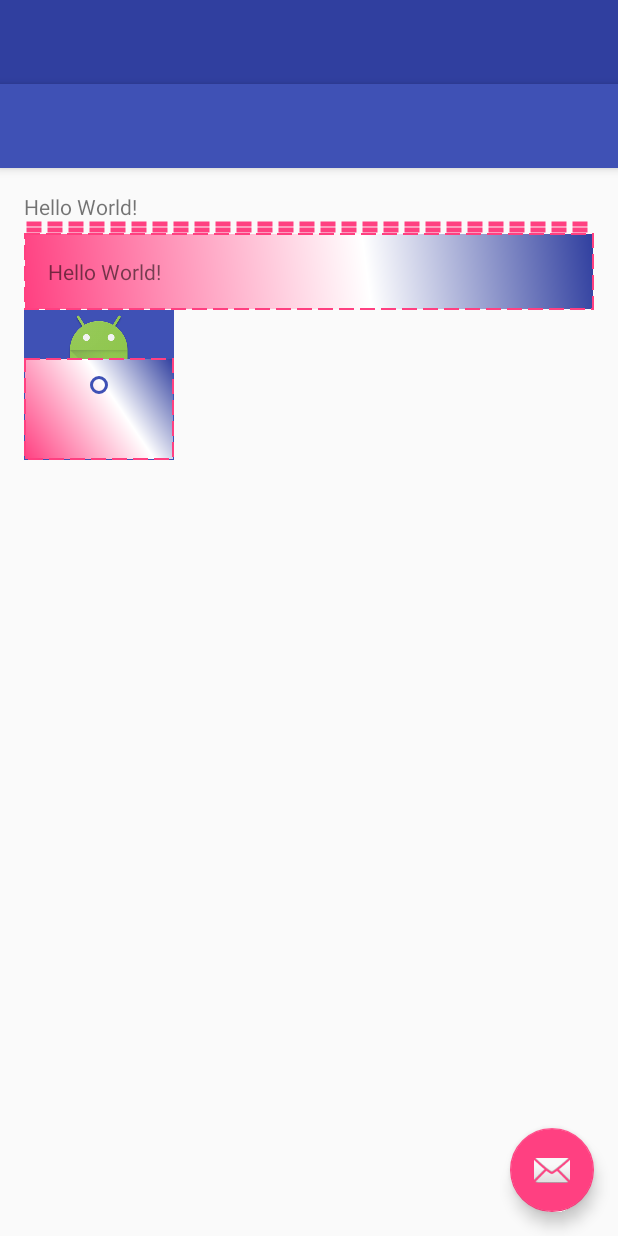
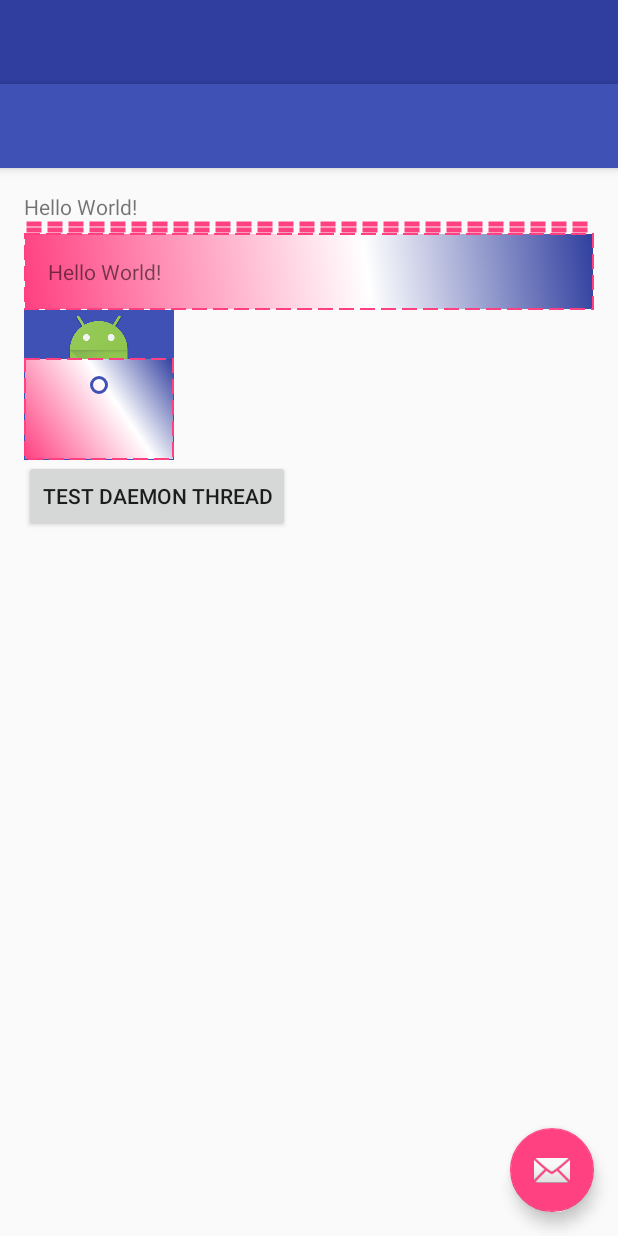
Before and after one commit to blackfrogxxoo/MyAndroidToolbox, an Android app: the layout activity_main.xml on its own in the app's theme, with its tools: preview values and no code run, on a phone screen of 412 x 824 dp. Run offline under Robolectric (Android 15) with nearby library versions, the light colour scheme and no system bars.

Commit message:
Daemon Thread测试：不能用于Android中的线程终止。

```diff
--- a/app/build.gradle
+++ b/app/build.gradle
@@ -32,4 +32,7 @@ dependencies {
     // Rx
     compile 'io.reactivex:rxjava:1.1.8'
     compile 'io.reactivex:rxandroid:1.2.1'
+    // mosby
+    compile 'com.hannesdorfmann.mosby:mvp:2.0.1'
+    compile 'com.hannesdorfmann.mosby:viewstate:2.0.1' // optional viewstate feature
 }
--- a/app/src/main/java/org/wxc/myandroidtoolbox/MainActivity.java
+++ b/app/src/main/java/org/wxc/myandroidtoolbox/MainActivity.java
@@ -16,6 +16,8 @@ import android.view.View;
 
 import org.wxc.myandroidtoolbox.ble.BleActivity;
 import org.wxc.myandroidtoolbox.ipc.ModelParcelable;
+
+import java.util.concurrent.TimeUnit;
 
 public class MainActivity extends AppCompatActivity
         implements NavigationView.OnNavigationItemSelectedListener {
@@ -116,4 +118,31 @@ public class MainActivity extends AppCompatActivity
         drawer.closeDrawer(GravityCompat.START);
         return true;
     }
+
+    public void testDaemonThread(View view) {
+        // 事实证明，只是通过back退出app后，所谓的daemon线程仍然在运行
+        // standard Java shutdown hooks are not guaranteed on this platform
+        startThread(true);
+        startThread(false);
+    }
+
+    private void startThread(boolean isDaemon) {
+        String name = isDaemon ? "Test daemon" : "Test not daemon";
+        Thread thead = new Thread(name){
+            @Override
+            public void run() {
+                while (true) {
+                    try {
+                        TimeUnit.MILLISECONDS.sleep(1000);
+                    } catch (InterruptedException e) {
+                        e.printStackTrace();
+                    }
+                    Log.i(TAG, "run: " + this);
+                }
+            }
+        };
+
+        thead.setDaemon(isDaemon);
+        thead.start();
+    }
 }
--- a/app/src/main/res/layout/content_main.xml
+++ b/app/src/main/res/layout/content_main.xml
@@ -40,4 +40,10 @@
         android:layout_width="100dp"
         android:layout_height="100dp"
         android:background="@drawable/sample_layer" />
+
+    <Button
+        android:layout_width="wrap_content"
+        android:layout_height="wrap_content"
+        android:text="Test Daemon Thread"
+        android:onClick="testDaemonThread"/>
 </LinearLayout>
--- a/build.gradle
+++ b/build.gradle
@@ -5,7 +5,7 @@ buildscript {
         jcenter()
     }
     dependencies {
-        classpath 'com.android.tools.build:gradle:2.2.0'
+        classpath 'com.android.tools.build:gradle:2.2.2'
 
         // NOTE: Do not place your application dependencies here; they belong
         // in the individual module build.gradle files
--- a/gradle.properties
+++ b/gradle.properties
@@ -16,3 +16,5 @@
 # This option should only be used with decoupled projects. More details, visit
 # http://www.gradle.org/docs/current/userguide/multi_project_builds.html#sec:decoupled_projects
 # org.gradle.parallel=true
+org.gradle.configureondemand=true
+org.gradle.daemon=true
--- a/settings.gradle
+++ b/settings.gradle
@@ -1 +1 @@
-include ':app'
+include ':app', ':threadtests'
```
Also changed, not shown: threadtests/build.gradle (added, +8 -0 lines), threadtests/src/main/java/com/example/SimpleDaemons.java (added, +31 -0 lines), 1 other file.
